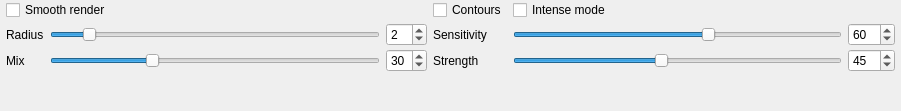
Old version of the form src/gui/forms/toolbar_renderenhancegroup.ui in the repository open-scan-crew/OpenScanTools.
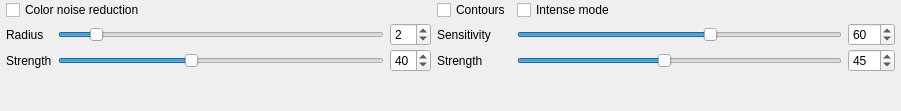
New version of the form.

Commit message: Tune color noise reduction quality/perf for pass 2

```diff
--- a/src/gui/forms/toolbar_renderenhancegroup.ui
+++ b/src/gui/forms/toolbar_renderenhancegroup.ui
@@ -62,7 +62,7 @@
       <string>This function adds a slight blur that can help soften the rendering. It is best to keep the values fairly low. </string>
      </property>
      <property name="text">
-      <string>Smooth render</string>
+      <string>Color noise reduction</string>
      </property>
     </widget>
    </item>
@@ -186,7 +186,7 @@
    <item row="2" column="0">
     <widget class="QLabel" name="label_mix">
      <property name="text">
-      <string>Mix</string>
+      <string>Strength</string>
      </property>
     </widget>
    </item>
@@ -199,7 +199,7 @@
       </size>
      </property>
      <property name="value">
-      <number>30</number>
+      <number>40</number>
      </property>
      <property name="orientation">
       <enum>Qt::Horizontal</enum>
@@ -209,7 +209,7 @@
    <item row="2" column="2">
     <widget class="QSpinBox" name="spinBox_edgeAwareBlend">
      <property name="value">
-      <number>30</number>
+      <number>40</number>
      </property>
     </widget>
    </item>
```
Left out of the diff: 6 changed lines with no effect on the pictures. The commit also changes 25 other files.
